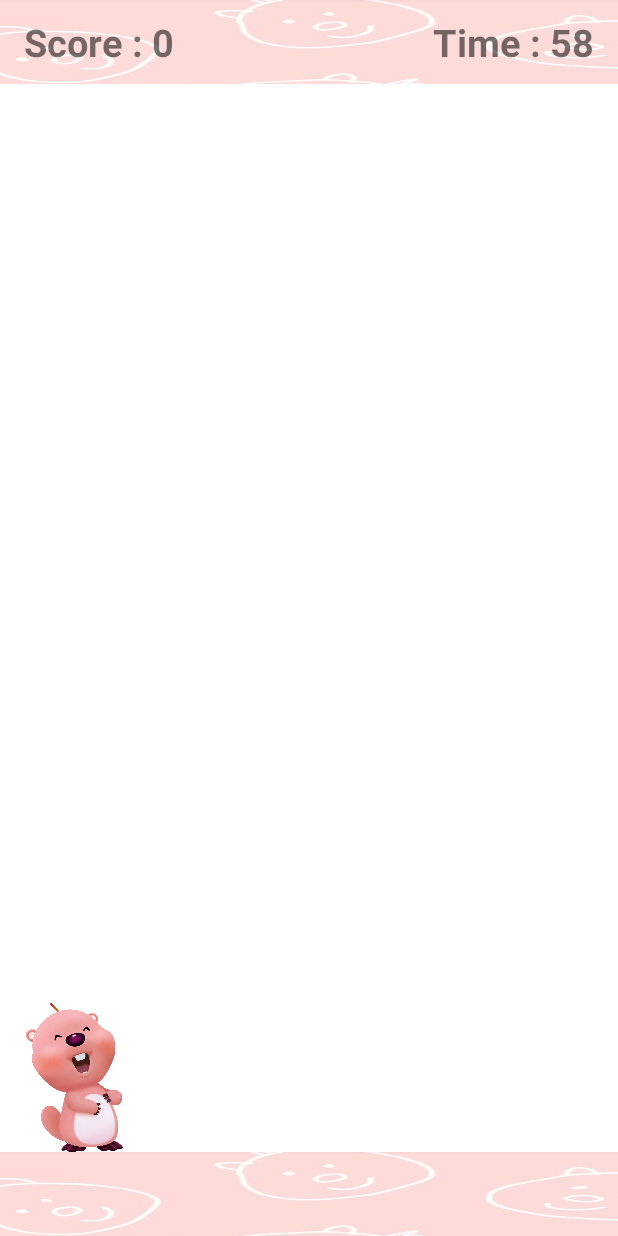
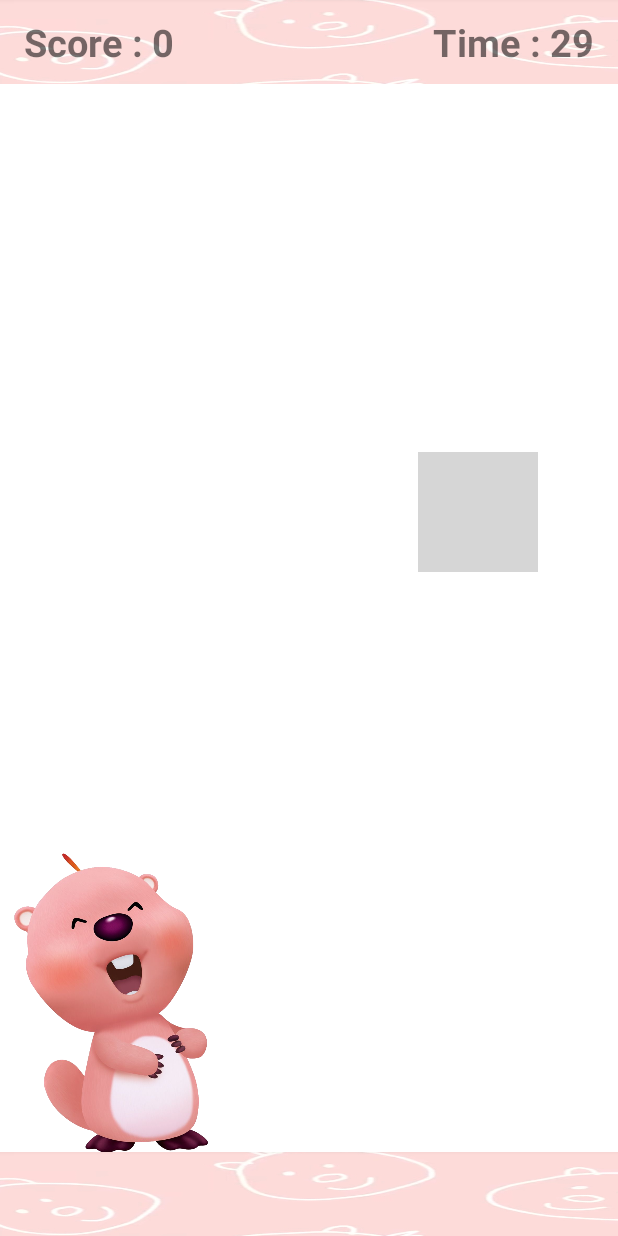
Before and after one commit to joye-seo/thread_game, an Android app: the GameActivity screen opened directly, with no data from a screen before it, on a phone screen of 412 x 824 dp. Run offline under Robolectric (Android 15) with nearby library versions, the phone set to English and light mode, and no system bars; grey boxes are pictures that could not be loaded.

Commit message:
게임종목변경

```diff
--- a/app/src/main/AndroidManifest.xml
+++ b/app/src/main/AndroidManifest.xml
@@ -23,12 +23,13 @@
         <activity
             android:name=".SplashActivity"
             android:exported="true" >
-
             <intent-filter>
                 <action android:name="android.intent.action.MAIN" />
 
                 <category android:name="android.intent.category.LAUNCHER" />
             </intent-filter>
+
+
         </activity>
         <activity
             android:name=".GameActivity"
--- a/app/src/main/java/com/example/week4_thread_game/FinishActivity.kt
+++ b/app/src/main/java/com/example/week4_thread_game/FinishActivity.kt
@@ -1,8 +1,9 @@
 package com.example.week4_thread_game
 
+import android.os.Bundle
+import android.util.Log
+import android.widget.Toast
 import androidx.appcompat.app.AppCompatActivity
-import android.os.Bundle
-import android.widget.Toast
 import com.example.week4_thread_game.databinding.ActivityFinishBinding
 
 class FinishActivity : AppCompatActivity() {
@@ -17,8 +18,8 @@ class FinishActivity : AppCompatActivity() {
         binding = ActivityFinishBinding.inflate(layoutInflater)
         setContentView(binding.root)
 
-        val score = intent.getStringExtra("score")
-        binding.tvScore.text = score.toString()
+        binding.tvScore.text = intent.getStringExtra("Score")
+        Log.d("testScore",intent.getStringExtra("Score").toString())
     }
 
     override fun onBackPressed() {
--- a/app/src/main/java/com/example/week4_thread_game/GameActivity.kt
+++ b/app/src/main/java/com/example/week4_thread_game/GameActivity.kt
@@ -1,65 +1,32 @@
 package com.example.week4_thread_game
 
-import android.animation.Animator
-import android.animation.AnimatorListenerAdapter
-import android.animation.AnimatorSet
-import android.animation.ObjectAnimator
 import android.content.Intent
-import android.graphics.PointF
 import android.os.Bundle
 import android.os.CountDownTimer
 import android.os.Handler
-import android.os.Looper
-import android.util.Log
-import android.view.View
-import android.view.ViewGroup
-import android.view.animation.AccelerateInterpolator
-import android.view.animation.Animation
-import android.view.animation.AnimationUtils
-import android.view.animation.LinearInterpolator
-import android.widget.FrameLayout
-import android.widget.ImageView
 import android.widget.Toast
 import androidx.appcompat.app.AppCompatActivity
-import androidx.appcompat.widget.AppCompatImageView
-import androidx.lifecycle.MutableLiveData
+import androidx.constraintlayout.widget.ConstraintLayout
 import com.example.week4_thread_game.databinding.ActivityGameBinding
 
 class GameActivity : AppCompatActivity() {
 
     private lateinit var binding: ActivityGameBinding
 
-    lateinit var food: ImageView
+    private var score = 0
+
+    private var runnableFood: Runnable = Runnable { }
+
+    private var screenWidth: Int = 0
+
+    private var screenHeight: Int = 0
+
+    private val handler = Handler()
+
+    private var timer: Int = 0
 
     private var waitTime = 0L
 
-    private var mapWidth = 0F
-    private var mapHeight = 0F
-
-    private var playerWidth = 0F
-    private var playerHeight = 0F
-
-    private var foodWidth = 0F
-    private var foodHeight = 0F
-
-    val playerPosition = MutableLiveData(PointF())
-    val foodPosition = MutableLiveData(PointF(-1f, -1f))
-    val createFood = MutableLiveData(false)
-    val score1 = MutableLiveData(0)
-
-//    private val randomImage = mutableListOf(
-//        R.drawable.salad,
-//        R.drawable.fruit,
-//        R.drawable.chicken_breast,
-//        R.drawable.whey,
-//        R.drawable.bad_chinese_food,
-//        R.drawable.bad_hamburger,
-//        R.drawable.bad_ice_cream,
-//        R.drawable.bad_tteok
-//
-//    )
-
-    var score = 0
 
     override fun onCreate(savedInstanceState: Bundle?) {
         super.onCreate(savedInstanceState)
@@ -67,126 +34,78 @@ class GameActivity : AppCompatActivity() {
         binding = ActivityGameBinding.inflate(layoutInflater)
         setContentView(binding.root)
 
-        val handler = Handler(Looper.getMainLooper())
+        score = 0
 
-        food = binding.food
 
-        Thread{
-            while (true){
+        Thread {
+            while (true) {
                 Thread.sleep(500) // 스레드를 진행함에 있어서 몇 ms초만큼 쉬면서 진행해라 / 1000ms = 1s / 1초 마다 다시 이미지 뷰에 띄어준다!
-                handler.post{
-                    shower()
+                handler.post {
                     //뱔도의 스레드에서 할수 없는 것을 대신 실행해주는 역할임!!
                 }
             }
         }.start()
 
+        game()
 
-//        translater()
+        getScreenDisplay()
 
-//
-//
-//
-//        startFallingAnimation()
-//
-//
+        binding.hamburger.setOnClickListener {
+            eatEffect()
+            score++
+            binding.tvScore.text = "Score : $score"
+        }
+
         timer()
 
-        totalScore()
-
-//        binding.food.setImageResource(randomImage.random())
-
-//// 가로축으로 한칸 간 animator
-//        ObjectAnimator.ofFloat(binding.food, "translationX", 100f).apply {
-//            start()
-//        }
-
-
-//        val anim = AnimationUtils.loadAnimation(this, R.anim.down_drop)
-//        binding.food.translationX = Math.random().toFloat()
-//        binding.food.startAnimation(anim)
-
-
-//
     }
 
-    private fun shower() {
+    private fun game() {
 
-        val container = food.parent as ViewGroup
-        val containerW = container.width
-        val containerH = container.height
-        var foodW: Float = food.width.toFloat()
-        var foodH: Float = food.height.toFloat()
+        timer = 30
 
-
-        val newFood = AppCompatImageView(this)
-        newFood.setImageResource(R.drawable.icon_food)
-        newFood.layoutParams = FrameLayout.LayoutParams(
-            FrameLayout.LayoutParams.WRAP_CONTENT,
-            FrameLayout.LayoutParams.WRAP_CONTENT
-        )
-        container.addView(newFood)
-
-        foodW *= newFood.scaleX
-        foodH *= newFood.scaleY
-
-
-        newFood.translationX = Math.random().toFloat() * containerW - foodW / 2
-
-
-        val mover = ObjectAnimator.ofFloat(newFood, View.TRANSLATION_Y, -foodH, containerH + foodH)
-        mover.interpolator = AccelerateInterpolator(1f)
-
-        val set = AnimatorSet()
-        set.playTogether(mover)
-        set.duration = (Math.random() * 1500 + 500).toLong()
-
-
-        set.addListener(object : AnimatorListenerAdapter() {
-            override fun onAnimationEnd(animation: Animator?) {
-                container.removeView(newFood)
+        runnableFood = object : Runnable {
+            override fun run() {
+                imageViewRandom()
+                handler.postDelayed(this, 1200)
+                if (timer == 0) {
+                    handler.removeCallbacks(this)
+                }
             }
-        })
-
-        set.start()
+        }
+        handler.post(runnableFood)
     }
 
-    private fun ObjectAnimator.disableViewDuringAnimation(view: View) {
-
-        addListener(object : AnimatorListenerAdapter() {
-            override fun onAnimationStart(animation: Animator?) {
-                view.isEnabled = false
-            }
-
-            override fun onAnimationEnd(animation: Animator?) {
-                view.isEnabled = true
-            }
-        })
+    private fun imageViewRandom() {
+        var imageWidth = (0..screenWidth).random()
+        var imageHeight = (0..screenHeight).random()
+        binding.hamburger.translationX = (imageWidth).toFloat()
+        binding.hamburger.translationY = (imageHeight).toFloat()
+        binding.hamburger.setImageResource(R.drawable.icon_food)
     }
 
+    private fun getScreenDisplay() {
+        var layoutConst = findViewById<ConstraintLayout>(R.id.layout_const)
+        layoutConst.viewTreeObserver.addOnGlobalLayoutListener {
+            screenWidth = layoutConst.width
+            screenHeight = layoutConst.height
+        }
+    }
 
-    /**
-     *
-     *
-     */
-
-
-    private fun totalScore() {
-
-        binding.tvScore.text = "Score : $score"
-        intent.putExtra("score", binding.tvScore.text)
-
+    private fun eatEffect() {
+        binding.hamburger.setImageResource(R.drawable.icon_pig)
     }
 
     private fun timer() {
 
-        object : CountDownTimer(60000, 1000) {
+        object : CountDownTimer(30000, 1000) {
             override fun onTick(millisUntilFinished: Long) {
                 binding.tvTime.text = "Time : ${millisUntilFinished / 1000}"
             }
 
             override fun onFinish() {
                 val intent = Intent(this@GameActivity, FinishActivity::class.java)
+                intent.putExtra("Score", score.toString())
                 startActivity(intent)
                 finish()
             }
--- a/app/src/main/res/drawable/icon_food.xml
+++ b/app/src/main/res/drawable/icon_pig.xml
@@ -1,7 +1,7 @@
 <?xml version="1.0" encoding="utf-8"?>
 <layer-list xmlns:android="http://schemas.android.com/apk/res/android">
 <item
-    android:drawable="@drawable/bad_hamburger"
-    android:width="50dp"
-    android:height="50dp"/>
+    android:drawable="@drawable/pig_luffy"
+    android:width="40dp"
+    android:height="40dp"/>
 </layer-list>
--- a/app/src/main/res/layout/activity_game.xml
+++ b/app/src/main/res/layout/activity_game.xml
@@ -6,11 +6,6 @@
     android:layout_height="match_parent"
     tools:context=".GameActivity">
 
-
-
-
-
-
     <View
         android:id="@+id/game_bar"
         android:layout_width="match_parent"
@@ -18,30 +13,20 @@
         android:background="@drawable/bg_bar"
         app:layout_constraintTop_toTopOf="parent" />
 
-    <FrameLayout
-        android:id="@+id/frame_layout"
-        android:layout_width="match_parent"
-        android:layout_height="0dp"
-        app:layout_constraintTop_toBottomOf="@id/game_bar"
-        app:layout_constraintBottom_toTopOf="@id/bottom_bar">
+    <androidx.appcompat.widget.AppCompatImageView
+        android:layout_width="150dp"
+        android:layout_height="200dp"
+        android:src="@drawable/yum_ruffy_1"
+        app:layout_constraintBottom_toTopOf="@id/bottom_bar"
+        app:layout_constraintStart_toStartOf="parent" />
 
-        <androidx.appcompat.widget.AppCompatImageView
-            android:id="@+id/food"
-            android:layout_width="50dp"
-            android:layout_height="50dp"
-            android:visibility="invisible"
-            app:layout_constraintStart_toStartOf="parent"
-            app:layout_constraintTop_toTopOf="parent"
-            app:srcCompat="@drawable/bad_hamburger" />
-
-    </FrameLayout>
 
     <TextView
         android:id="@+id/tv_score"
         android:layout_width="wrap_content"
         android:layout_height="wrap_content"
         android:layout_marginStart="16dp"
-        android:text="Score : "
+        android:text="Score : 0"
         android:textSize="25sp"
         android:textStyle="bold"
         app:layout_constraintBottom_toBottomOf="@id/game_bar"
@@ -60,21 +45,25 @@
         app:layout_constraintEnd_toEndOf="@id/game_bar"
         app:layout_constraintTop_toTopOf="@id/game_bar" />
 
-    <androidx.constraintlayout.motion.widget.MotionLayout
+    <androidx.constraintlayout.widget.ConstraintLayout
         android:layout_width="match_parent"
-        android:layout_height="wrap_content"
+        android:id="@+id/layout_const"
+        android:layout_height="0dp"
+        android:layout_margin="16dp"
+        android:orientation="vertical"
         app:layout_constraintBottom_toTopOf="@id/bottom_bar"
-        app:layoutDescription="@xml/activity_main_scene">
+        app:layout_constraintTop_toBottomOf="@id/game_bar">
 
         <androidx.appcompat.widget.AppCompatImageView
-            android:id="@+id/button"
-            android:layout_width="100dp"
-            android:layout_height="100dp"
-            app:srcCompat="@drawable/yum_ruffy_1" />
-
-    </androidx.constraintlayout.motion.widget.MotionLayout>
+            android:id="@+id/hamburger"
+            android:layout_width="80dp"
+            android:layout_height="80dp"
+            android:src="@drawable/icon_food"
+            app:layout_constraintStart_toStartOf="parent"
+            app:layout_constraintTop_toTopOf="parent" />
 
 
+    </androidx.constraintlayout.widget.ConstraintLayout>
 
 
     <View
@@ -84,5 +73,4 @@
         android:background="@drawable/bg_bar"
         app:layout_constraintBottom_toBottomOf="parent" />
 
-
 </androidx.constraintlayout.widget.ConstraintLayout>
--- a/app/src/main/res/xml/activity_main_scene.xml
+++ /dev/null
@@ -1,51 +0,0 @@
-<?xml version="1.0" encoding="utf-8"?>
-<!--
-  Copyright (C) 2018 The Android Open Source Project
-  Licensed under the Apache License, Version 2.0 (the "License");
-  you may not use this file except in compliance with the License.
-  You may obtain a copy of the License at
-
-       http://www.apache.org/licenses/LICENSE-2.0
-
-  Unless required by applicable law or agreed to in writing, software
-  distributed under the License is distributed on an "AS IS" BASIS,
-  WITHOUT WARRANTIES OR CONDITIONS OF ANY KIND, either express or implied.
-  See the License for the specific language governing permissions and
-  limitations under the License.
-  -->
-<MotionScene xmlns:android="http://schemas.android.com/apk/res/android"
-    xmlns:motion="http://schemas.android.com/apk/res-auto">
-
-    <Transition
-        motion:constraintSetEnd="@+id/end"
-        motion:constraintSetStart="@+id/start">
-        <OnSwipe
-            motion:dragDirection="dragRight"
-            motion:touchAnchorId="@id/button"
-            motion:touchAnchorSide="right" />
-    </Transition>
-
-    <ConstraintSet android:id="@+id/start">
-        <Constraint android:id="@id/button">
-            <Layout
-                android:layout_width="100dp"
-                android:layout_height="100dp"
-                motion:layout_constraintBottom_toBottomOf="parent"
-                motion:layout_constraintStart_toStartOf="parent"
-                motion:layout_constraintTop_toTopOf="parent" />
-        </Constraint>
-    </ConstraintSet>
-
-    <ConstraintSet
-        android:id="@+id/end"
-        motion:deriveConstraintsFrom="@id/start">
-
-        <Constraint android:id="@id/button">
-            <Layout
-                android:layout_width="100dp"
-                android:layout_height="100dp"
-                motion:layout_constraintEnd_toEndOf="parent" />
-        </Constraint>
-    </ConstraintSet>
-
-</MotionScene>
--- a/app/src/main/res/xml/activity_step_drop.xml
+++ /dev/null
@@ -1,34 +0,0 @@
-<?xml version="1.0" encoding="utf-8"?>
-<MotionScene xmlns:android="http://schemas.android.com/apk/res/android"
-    xmlns:motion="http://schemas.android.com/apk/res-auto">
-
-    <Transition
-        motion:constraintSetEnd="@+id/end"
-
-        motion:constraintSetStart="@id/start"
-        motion:duration="2000">
-        <KeyFrameSet></KeyFrameSet>
-
-        <OnClick
-            motion:clickAction="toggle"
-            motion:targetId="@id/food_drop" />
-    </Transition>
-
-    <ConstraintSet android:id="@+id/start">
-        <Constraint
-            android:id="@+id/food_drop"
-            android:layout_width="wrap_content"
-            android:layout_height="wrap_content"
-            motion:layout_constraintStart_toStartOf="parent"
-            motion:layout_constraintTop_toTopOf="parent" />
-    </ConstraintSet>
-
-    <ConstraintSet android:id="@+id/end">
-        <Constraint
-            android:id="@+id/food_drop"
-            android:layout_width="wrap_content"
-            android:layout_height="wrap_content"
-            motion:layout_constraintStart_toStartOf="parent"
-            motion:layout_constraintBottom_toBottomOf="parent" />
-    </ConstraintSet>
-</MotionScene>
```
Also changed, not shown: app/src/main/res/anim/right_left.xml (added, +8 -0 lines), app/src/main/res/drawable/ic_plate.png (added), app/src/main/res/drawable/ic_plate_1.png (added).
